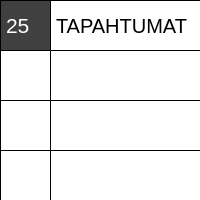
First picture: the form in Scenes/ServiceFusion/Assets/Ui/CalendarEvents.ui, repository Chiru/ChiruAddons, before the edit.
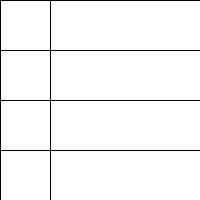
Second picture: the form after the edit.

Commit message: update calendar container code. Add events on 25. day in calendar. Add Drag&Drop for calendar days.

```diff
--- a/Scenes/ServiceFusion/Assets/Ui/CalendarEvents.ui
+++ b/Scenes/ServiceFusion/Assets/Ui/CalendarEvents.ui
@@ -87,13 +87,6 @@
          <property name="margin">
           <number>0</number>
          </property>
-         <item>
-          <widget class="QLabel" name="label">
-           <property name="text">
-            <string>25</string>
-           </property>
-          </widget>
-         </item>
         </layout>
        </widget>
       </item>
@@ -128,13 +121,6 @@
          <property name="margin">
           <number>0</number>
          </property>
-         <item>
-          <widget class="QLabel" name="label_2">
-           <property name="text">
-            <string>TAPAHTUMAT</string>
-           </property>
-          </widget>
-         </item>
         </layout>
        </widget>
       </item>
```
Left out of the diff: 14 changed lines with no effect on the pictures. The commit also changes 7 other files.
